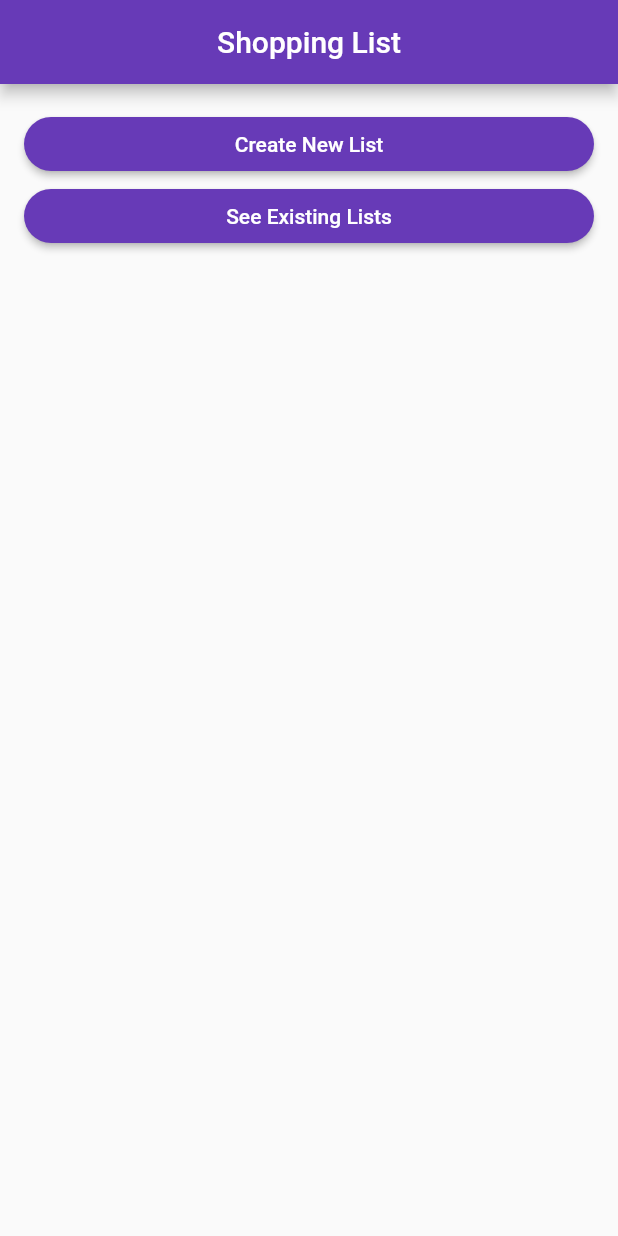
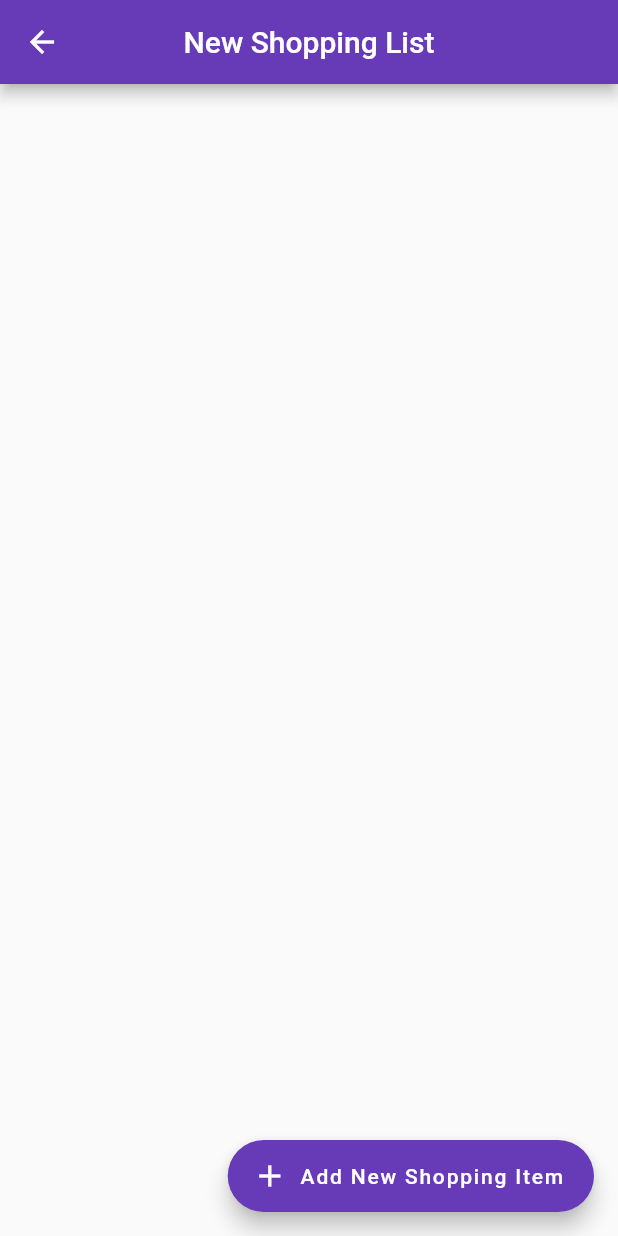
Before and after one commit to sssloba/flutter_fire_shopping_list, a Flutter app: the screen it shows after launch, after a tap on "Create New List", on a phone screen of 412 x 824 dp. Run offline on Flutter 3.47's test engine with Material 2 defaults, Android fonts, the light colour scheme and no system bars.

Commit message:
shopping-list-page-created

```diff
--- a/lib/screens/home_page.dart
+++ b/lib/screens/home_page.dart
@@ -1,4 +1,5 @@
 import 'package:flutter/material.dart';
+import 'package:flutter_fire_shopping_list/screens/shopping_list_page.dart';
 import 'package:flutter_fire_shopping_list/widgets/stadium_button.dart';
 
 class HomePage extends StatelessWidget {
@@ -16,7 +17,10 @@ class HomePage extends StatelessWidget {
           padding: const EdgeInsets.all(16.0),
           child: Column(
             children: <Widget>[
-              StadimButton(title: 'Create New List', onPressed: () {}),
+              StadimButton(
+                  title: 'Create New List',
+                  onPressed: () => Navigator.of(context).push(MaterialPageRoute(
+                      builder: (context) => const ShoppingListPage()))),
               StadimButton(title: 'See Existing Lists', onPressed: () {}),
             ],
           ),
--- /dev/null
+++ b/lib/screens/shopping_list_page.dart
@@ -0,0 +1,20 @@
+import 'package:flutter/material.dart';
+
+class ShoppingListPage extends StatelessWidget {
+  const ShoppingListPage({Key? key}) : super(key: key);
+
+  @override
+  Widget build(BuildContext context) {
+    return Scaffold(
+      appBar: AppBar(
+        title: const Text('New Shopping List'),
+        centerTitle: true,
+      ),
+      floatingActionButton: FloatingActionButton.extended(
+        label: const Text('Add New Shopping Item'),
+        icon: const Icon(Icons.add),
+        onPressed: () {},
+      ),
+    );
+  }
+}
```
